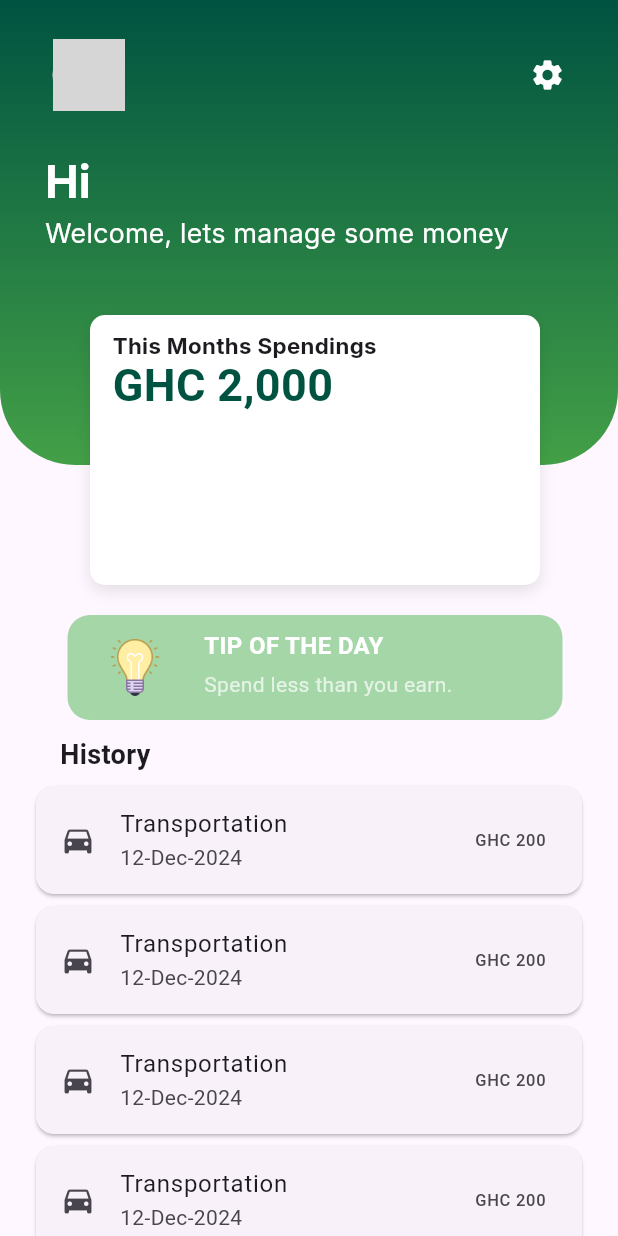
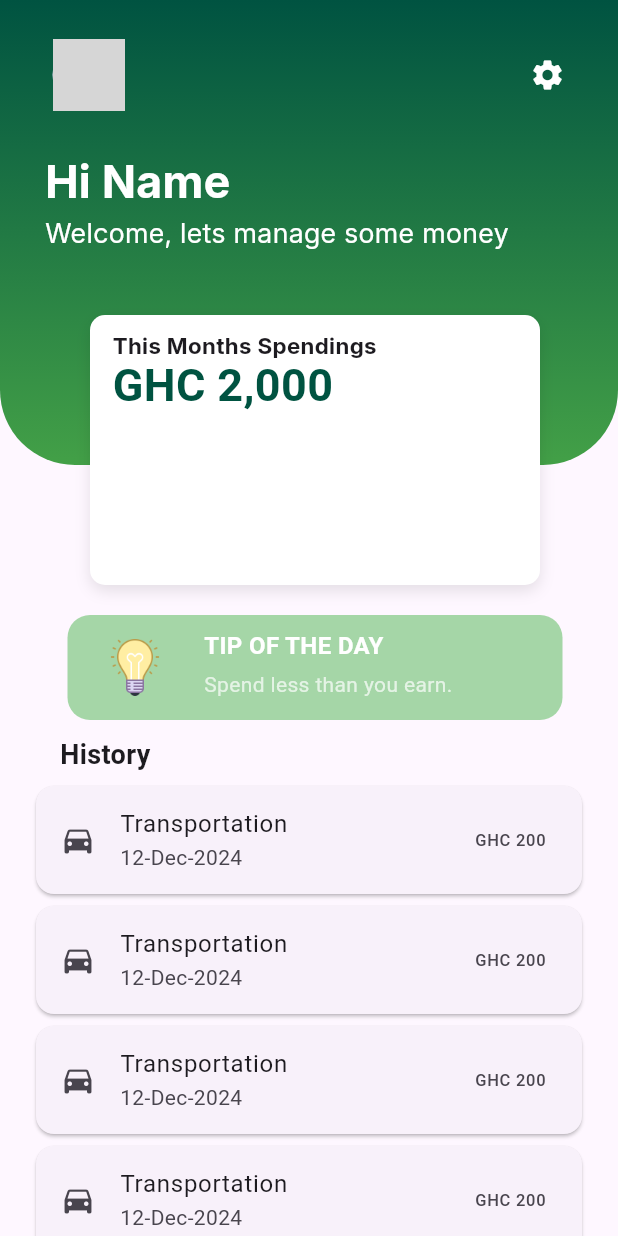
Before and after one commit to Tiptoplegend/fintrack_app, a Flutter app: the Homepage screen opened directly, on a phone screen of 412 x 824 dp. Run offline on Flutter 3.47's test engine with Material 3 defaults, Android fonts, the phone set to English and light mode, and no system bars; our stand-ins replace cloud_firestore, firebase_auth, firebase_core, google_sign_in; accounts and stored records are empty; grey boxes are pictures that could not be loaded.

Commit message:
Homepage Update

```diff
--- a/lib/Main Screens/Homepage.dart
+++ b/lib/Main Screens/Homepage.dart
@@ -115,7 +115,7 @@ class _Greetings extends StatelessWidget {
       crossAxisAlignment: CrossAxisAlignment.start,
       children: [
         Text(
-          "Hi",
+          "Hi Name",
           style: const TextStyle(
             fontFamily: 'inter',
             fontSize: 30,
```
